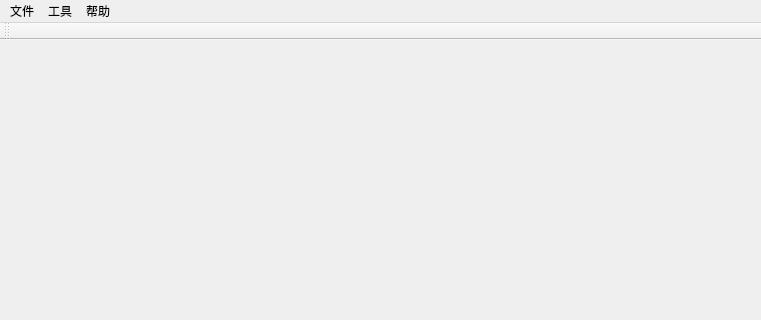
This is QtSipPhone/qtsipphone.ui in waspxyz/QtSipPhone as Qt 5 draws it before an edit; both pictures show x 0 to 761 and y 0 to 320 of the 761 by 515 pixel window. The edited form follows.
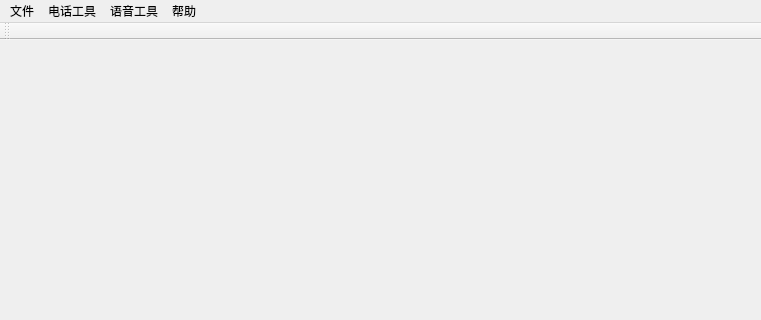
This is the edited form.

```diff
--- a/QtSipPhone/qtsipphone.ui
+++ b/QtSipPhone/qtsipphone.ui
@@ -33,7 +33,7 @@
    </widget>
    <widget class="QMenu" name="menu_2">
     <property name="title">
-     <string>工具</string>
+     <string>电话工具</string>
     </property>
     <addaction name="actionCall1"/>
     <addaction name="actionCall2"/>
@@ -46,8 +46,18 @@
     </property>
     <addaction name="actionAbout"/>
    </widget>
+   <widget class="QMenu" name="menu_4">
+    <property name="title">
+     <string>语音工具</string>
+    </property>
+    <addaction name="actionPlay"/>
+    <addaction name="actionStop"/>
+    <addaction name="action_rec"/>
+    <addaction name="action_stoprec"/>
+   </widget>
    <addaction name="menu"/>
    <addaction name="menu_2"/>
+   <addaction name="menu_4"/>
    <addaction name="menu_3"/>
   </widget>
   <widget class="QToolBar" name="mainToolBar">
```
Left out of the diff: 28 changed lines with no effect on the pictures.
